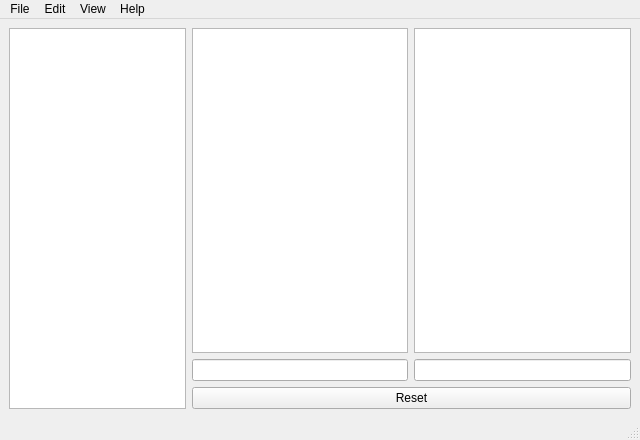
JDCRecomendable/unit-converter-pyside, file form.ui: the form before one commit.
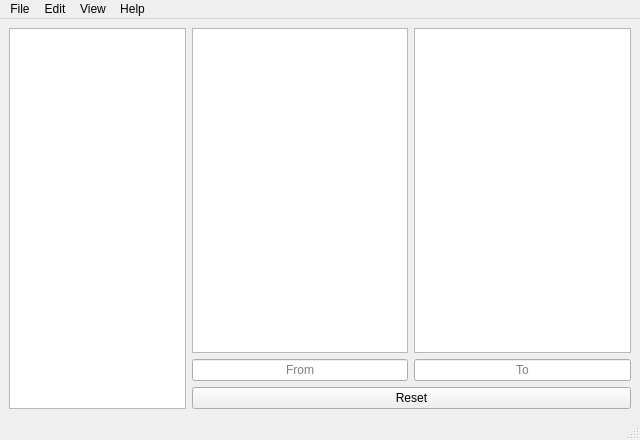
The form after the commit.

Commit message: feat: More enhancements to the main window

```diff
--- a/form.ui
+++ b/form.ui
@@ -40,7 +40,14 @@
            <widget class="QListView" name="fromUnitPicker"/>
           </item>
           <item>
-           <widget class="QLineEdit" name="fromUnitInput"/>
+           <widget class="QLineEdit" name="fromUnitInput">
+            <property name="alignment">
+             <set>Qt::AlignmentFlag::AlignCenter</set>
+            </property>
+            <property name="placeholderText">
+             <string>From</string>
+            </property>
+           </widget>
           </item>
          </layout>
         </item>
@@ -54,9 +61,15 @@
             <property name="enabled">
              <bool>true</bool>
             </property>
+            <property name="alignment">
+             <set>Qt::AlignmentFlag::AlignCenter</set>
+            </property>
             <property name="readOnly">
              <bool>true</bool>
             </property>
+            <property name="placeholderText">
+             <string>To</string>
+            </property>
            </widget>
           </item>
          </layout>
```
The commit also changes 1 other file.
